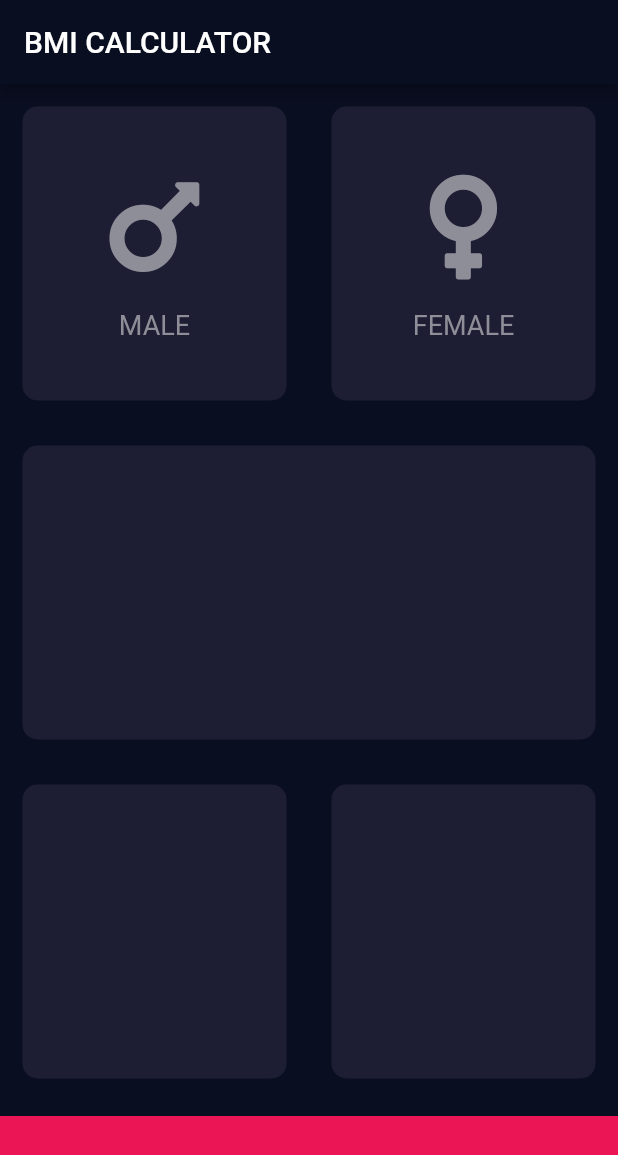
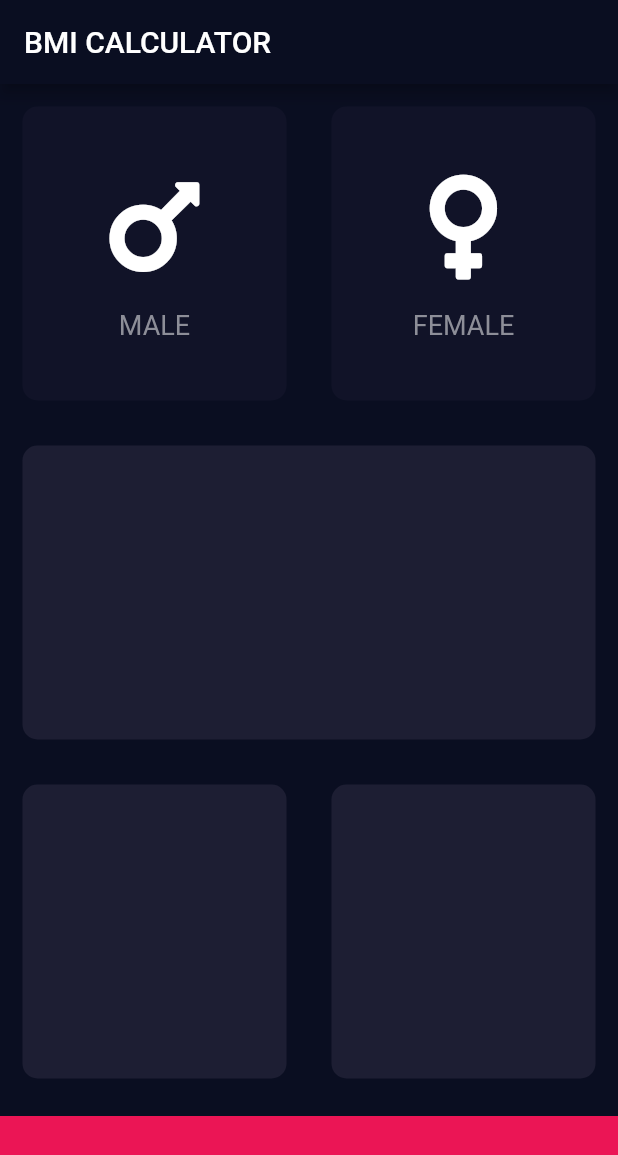
Before and after one commit to patelprashant/flutter_bmi_calculator, a Flutter app: the screen it shows after launch, on a phone screen of 412 x 824 dp. Shown: the top 1155 px of the screen. Run offline on Flutter 3.47's test engine with Material 2 defaults, Android fonts, the phone set to English and light mode, and no system bars; our stand-ins replace font_awesome_flutter.

Commit message:
Added functionality to switch color with GestureDetector

```diff
--- a/lib/card_icon_content.dart
+++ b/lib/card_icon_content.dart
@@ -19,7 +19,7 @@ class CardIconContent extends StatelessWidget {
         Icon(
           iconData,
           size: 80.0,
-          color: Color(0xFF8D8E98),
+          color: Colors.white,
         ),
         SizedBox(
           height: 15.0,
--- a/lib/user_input_page.dart
+++ b/lib/user_input_page.dart
@@ -5,7 +5,8 @@ import 'package:font_awesome_flutter/font_awesome_flutter.dart';
 import 'card_icon_content.dart';
 
 const bottomContainerHeight = 80.0;
-const activeCardcolor = Color(0xFF1D1E33);
+const activeCardColor = Color(0xFF1D1E33);
+const inactiveCardColor = Color(0xFF111328);
 const bottomContainerColor = Color(0xFFEB1555);
 
 class UserInputPage extends StatefulWidget {
@@ -17,6 +18,23 @@ class UserInputPage extends StatefulWidget {
 }
 
 class _UserInputPageState extends State<UserInputPage> {
+  Color maleCardColor = inactiveCardColor;
+  Color femaleCardColor = inactiveCardColor;
+
+  void updateColor(int gender) {
+    if (gender == 1) {
+      maleCardColor = maleCardColor == inactiveCardColor
+          ? activeCardColor
+          : inactiveCardColor;
+      femaleCardColor = inactiveCardColor;
+    } else if (gender == 2) {
+      femaleCardColor = femaleCardColor == inactiveCardColor
+          ? activeCardColor
+          : inactiveCardColor;
+      maleCardColor = inactiveCardColor;
+    }
+  }
+
   @override
   Widget build(BuildContext context) {
     return Scaffold(
@@ -29,34 +47,48 @@ class _UserInputPageState extends State<UserInputPage> {
               child: Row(
             children: <Widget>[
               Expanded(
+                child: GestureDetector(
+                  onTap: () {
+                    setState(() {
+                      updateColor(1);
+                    });
+                  },
                   child: ReusableCard(
-                  bgColor: activeCardcolor,
+                    bgColor: maleCardColor,
                     cardChild: new CardIconContent(
                         iconData: FontAwesomeIcons.mars, iconLabel: 'MALE'),
                   ),
                 ),
+              ),
               Expanded(
+                child: GestureDetector(
+                  onTap: () {
+                    setState(() {
+                      updateColor(2);
+                    });
+                  },
                   child: ReusableCard(
-                  bgColor: activeCardcolor,
+                    bgColor: femaleCardColor,
                     cardChild: new CardIconContent(
                       iconData: FontAwesomeIcons.venus,
                       iconLabel: 'FEMALE',
                     ),
                   ),
                 ),
+              ),
             ],
           )),
           Expanded(
-            child: ReusableCard(bgColor: activeCardcolor),
+            child: ReusableCard(bgColor: activeCardColor),
           ),
           Expanded(
               child: Row(
             children: <Widget>[
               Expanded(
-                child: ReusableCard(bgColor: activeCardcolor),
+                child: ReusableCard(bgColor: activeCardColor),
               ),
               Expanded(
-                child: ReusableCard(bgColor: activeCardcolor),
+                child: ReusableCard(bgColor: activeCardColor),
               ),
             ],
           )),
```
Lines whose indentation alone changed are shown as unchanged.
